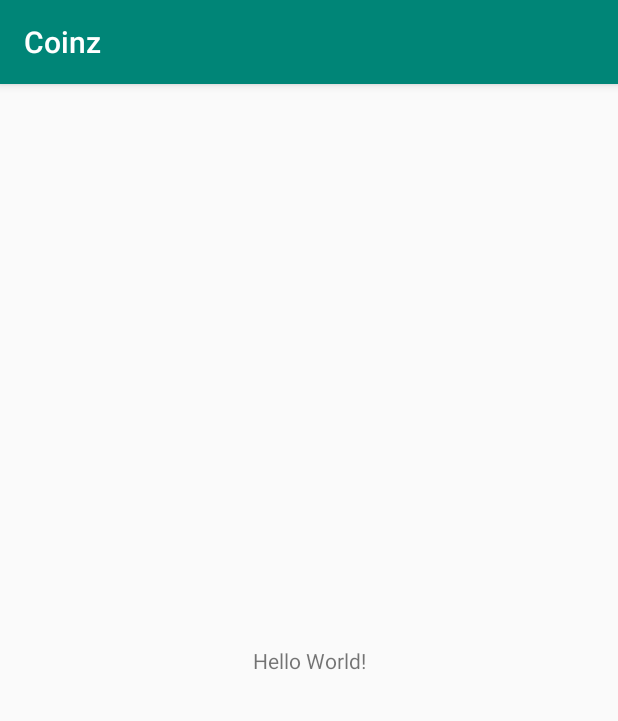
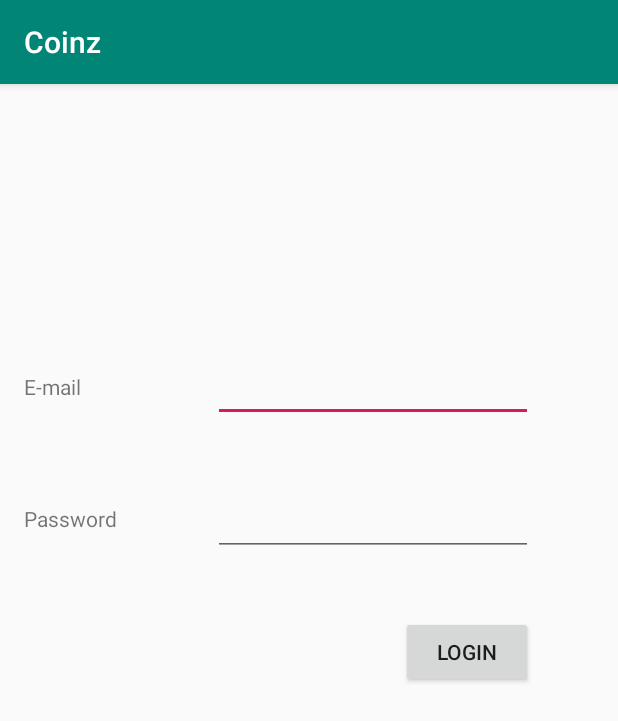
Before and after one commit to notexactlyawe/coinz, an Android app: the screen it shows after launch (MainActivity), on a phone screen of 412 x 824 dp. Shown: the top 721 px of the screen. Run offline under Robolectric (Android 15) with nearby library versions, the phone set to English and light mode, and no system bars.

Commit message:
Add login screen layout
Some rudimentary code to confirm it works

```diff
--- a/app/src/main/java/com/cameronmacleod/coinz/MainActivity.kt
+++ b/app/src/main/java/com/cameronmacleod/coinz/MainActivity.kt
@@ -1,12 +1,33 @@
 package com.cameronmacleod.coinz
 
+import android.content.Context
 import android.support.v7.app.AppCompatActivity
 import android.os.Bundle
+import android.view.View
+import android.widget.Toast
+import kotlinx.android.synthetic.main.activity_main.*
 
 class MainActivity : AppCompatActivity() {
 
     override fun onCreate(savedInstanceState: Bundle?) {
         super.onCreate(savedInstanceState)
+        val coinzDbName : String = getString(R.string.db_name)
+        val db = applicationContext.getSharedPreferences(coinzDbName, Context.MODE_PRIVATE)
+        if (db.getBoolean("isLoggedIn", false)) {
+            val toast = Toast.makeText(applicationContext, "Logged in", Toast.LENGTH_SHORT)
+            toast.show()
+        }
         setContentView(R.layout.activity_main)
     }
+
+    fun onLoginButtonClicked(view: View) {
+        val password = passwordInput.text
+        val toast = Toast.makeText(applicationContext, password, Toast.LENGTH_SHORT)
+        toast.show()
+        val coinzDbName : String = getString(R.string.db_name)
+        val db = applicationContext.getSharedPreferences(coinzDbName, Context.MODE_PRIVATE)
+        val editable = db.edit()
+        editable.putBoolean("isLoggedIn", true)
+        editable.commit()
+    }
 }
--- a/app/src/main/res/layout/activity_main.xml
+++ b/app/src/main/res/layout/activity_main.xml
@@ -6,13 +6,59 @@
     android:layout_height="match_parent"
     tools:context=".MainActivity">
 
-    <TextView
+    <EditText
+        android:id="@+id/emailInput"
         android:layout_width="wrap_content"
         android:layout_height="wrap_content"
-        android:text="Hello World!"
-        app:layout_constraintBottom_toBottomOf="parent"
-        app:layout_constraintLeft_toLeftOf="parent"
-        app:layout_constraintRight_toRightOf="parent"
+        android:layout_marginTop="180dp"
+        android:ems="10"
+        android:inputType="textEmailAddress"
+        app:layout_constraintStart_toStartOf="@+id/passwordInput"
         app:layout_constraintTop_toTopOf="parent" />
 
+    <TextView
+        android:id="@+id/emailLabel"
+        android:layout_width="wrap_content"
+        android:layout_height="wrap_content"
+        android:layout_marginTop="192dp"
+        android:layout_marginEnd="8dp"
+        android:layout_marginBottom="8dp"
+        android:text="E-mail"
+        app:layout_constraintBottom_toTopOf="@+id/textView2"
+        app:layout_constraintEnd_toStartOf="@+id/emailInput"
+        app:layout_constraintHorizontal_bias="0.0"
+        app:layout_constraintStart_toStartOf="@+id/textView2"
+        app:layout_constraintTop_toTopOf="parent"
+        app:layout_constraintVertical_bias="0.0" />
+
+    <TextView
+        android:id="@+id/textView2"
+        android:layout_width="wrap_content"
+        android:layout_height="wrap_content"
+        android:layout_marginStart="16dp"
+        android:layout_marginTop="280dp"
+        android:text="Password"
+        app:layout_constraintStart_toStartOf="parent"
+        app:layout_constraintTop_toTopOf="parent" />
+
+    <EditText
+        android:id="@+id/passwordInput"
+        android:layout_width="wrap_content"
+        android:layout_height="wrap_content"
+        android:layout_marginStart="64dp"
+        android:layout_marginTop="44dp"
+        android:ems="10"
+        android:inputType="textPassword"
+        app:layout_constraintStart_toEndOf="@+id/textView2"
+        app:layout_constraintTop_toBottomOf="@+id/emailInput" />
+
+    <Button
+        android:id="@+id/loginButton"
+        android:layout_width="wrap_content"
+        android:layout_height="wrap_content"
+        android:layout_marginTop="40dp"
+        android:onClick="onLoginButtonClicked"
+        android:text="Login"
+        app:layout_constraintEnd_toEndOf="@+id/passwordInput"
+        app:layout_constraintTop_toBottomOf="@+id/passwordInput" />
 </android.support.constraint.ConstraintLayout>
--- a/app/src/main/res/values/strings.xml
+++ b/app/src/main/res/values/strings.xml
@@ -1,3 +1,4 @@
 <resources>
     <string name="app_name">Coinz</string>
+    <string name="db_name">coinz_db</string>
 </resources>
```
